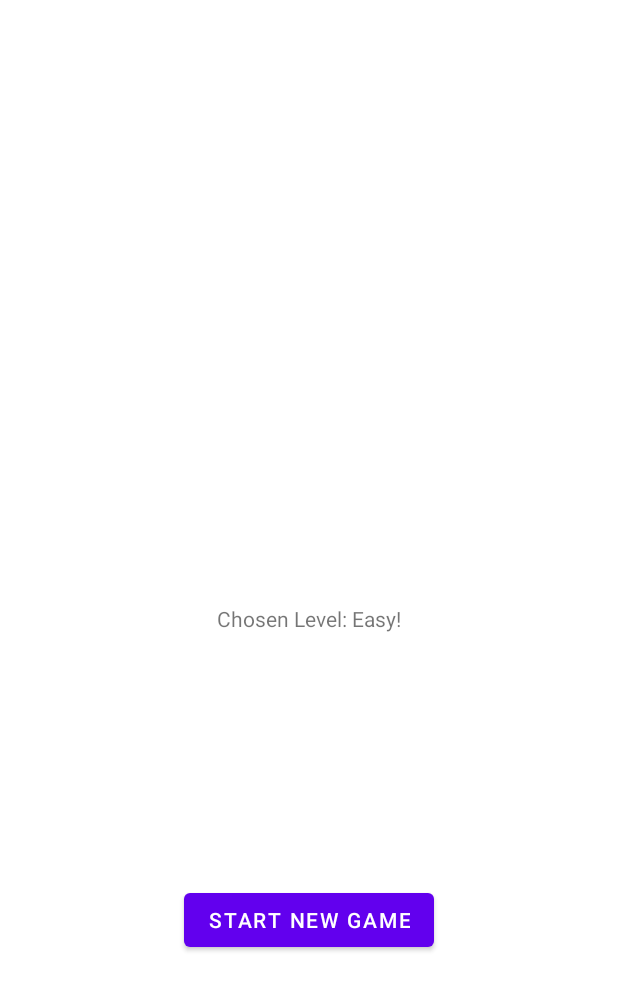
After one commit to pnramesh/CIS651_Project1, an Android app: the layout activity_score.xml on its own in the app's theme, with its tools: preview values and no code run, on a phone screen of 412 x 824 dp. The commit adds this screen. Shown: the top 990 px of the screen. Run offline under Robolectric (Android 15) with nearby library versions, the phone set to English and light mode, and no system bars.

Commit message:
Updating code for Easy Level

```diff
--- /dev/null
+++ b/app/src/main/res/layout/activity_score.xml
@@ -0,0 +1,29 @@
+<?xml version="1.0" encoding="utf-8"?>
+<androidx.constraintlayout.widget.ConstraintLayout xmlns:android="http://schemas.android.com/apk/res/android"
+    xmlns:app="http://schemas.android.com/apk/res-auto"
+    xmlns:tools="http://schemas.android.com/tools"
+    android:layout_width="match_parent"
+    android:layout_height="match_parent"
+    tools:context=".activity_score">
+    <TextView
+        android:id="@+id/scoretxtView"
+        android:layout_width="wrap_content"
+        android:layout_height="wrap_content"
+        android:text="Chosen Level: Easy!"
+        app:layout_constraintBottom_toBottomOf="parent"
+        app:layout_constraintLeft_toLeftOf="parent"
+        app:layout_constraintRight_toRightOf="parent"
+        app:layout_constraintTop_toTopOf="parent" />
+
+    <Button
+        android:id="@+id/btnHome"
+        android:layout_width="wrap_content"
+        android:layout_height="wrap_content"
+        android:text="Start New Game"
+        app:layout_constraintBottom_toBottomOf="parent"
+        app:layout_constraintLeft_toLeftOf="parent"
+        app:layout_constraintRight_toRightOf="parent"
+        app:layout_constraintTop_toTopOf="@id/scoretxtView"
+        android:onClick="goHome" />
+
+</androidx.constraintlayout.widget.ConstraintLayout>
--- a/app/src/main/res/values/strings.xml
+++ b/app/src/main/res/values/strings.xml
@@ -1,3 +1,3 @@
 <resources>
-    <string name="app_name">Number Match!</string>
+    <string name="app_name">Memory Check!</string>
 </resources>
```
Also changed, not shown: app/src/main/AndroidManifest.xml (+6 -4 lines), app/src/main/java/com/example/cis651_project1/activity_score.java (added, +29 -0 lines), app/src/main/java/com/example/cis651_project1/easyActivity.java (+106 -60 lines).
